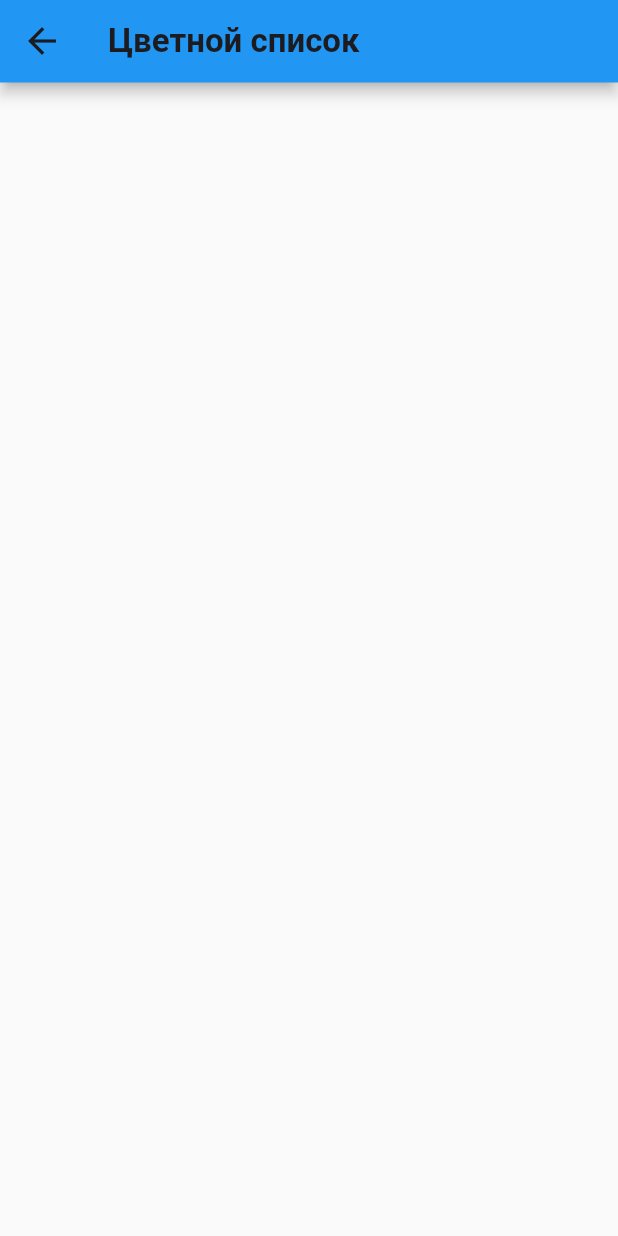
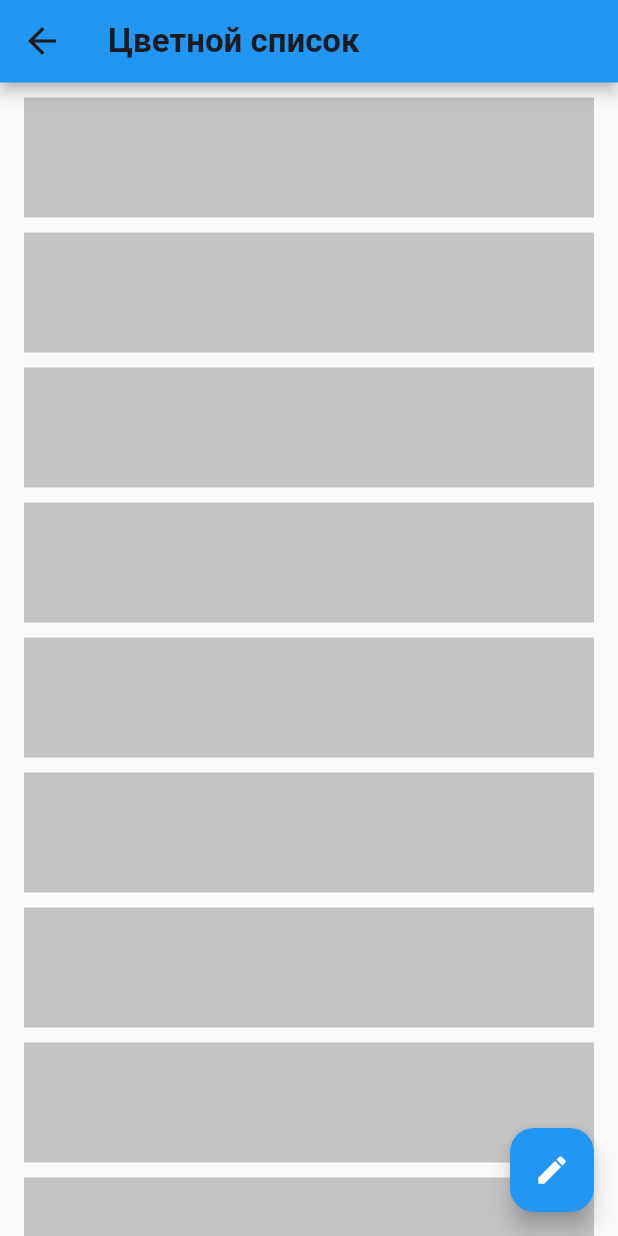
Before and after one commit to momoru-kun/flutter-first-steps, a Flutter app: the ColorfulList screen opened by its route, on a phone screen of 412 x 824 dp. Run offline on Flutter 3.47's test engine with Material 2 defaults, Android fonts, the phone set to English and light mode, and no system bars.

Commit message:
Done colorful list

```diff
--- a/lib/views/colorful_list.dart
+++ b/lib/views/colorful_list.dart
@@ -1,5 +1,7 @@
+import 'dart:math';
 import 'package:flutter/material.dart';
 import 'package:flutter_first_steps/widgets/custom_appbar.dart';
+import 'package:flutter_first_steps/widgets/fab.dart';
 
 class ColorfulList extends StatefulWidget {
   const ColorfulList({Key? key}) : super(key: key);
@@ -9,10 +11,39 @@ class ColorfulList extends StatefulWidget {
 }
 
 class ColorfulListState extends State<ColorfulList> {
+  var tiles = List<Color>.filled(25, const Color(0xFFC4C4C4));
+  _updateColors() {
+    for (int i = 0; i < 25; i++) {
+      tiles[i] =
+          Color((Random().nextDouble() * 0xFFFFFF).toInt()).withOpacity(1.0);
+    }
+  }
+
   @override
   Widget build(BuildContext context) {
-    return const Scaffold(
-      appBar: CustomAppbar("Цветной список"),
-    );
+    return Scaffold(
+        appBar: const CustomAppbar("Цветной список"),
+        floatingActionButton: FAB(
+          onPressed: () {
+            setState(_updateColors);
+          },
+        ),
+        body: ListView(
+          itemExtent: 90,
+          padding: const EdgeInsets.symmetric(
+            vertical: 10,
+            horizontal: 16,
+          ),
+          children: tiles
+              .map(
+                (item) => Padding(
+                  padding: const EdgeInsets.only(bottom: 10),
+                  child: ListTile(
+                    tileColor: item,
+                  ),
+                ),
+              )
+              .toList(),
+        ));
   }
 }
```
